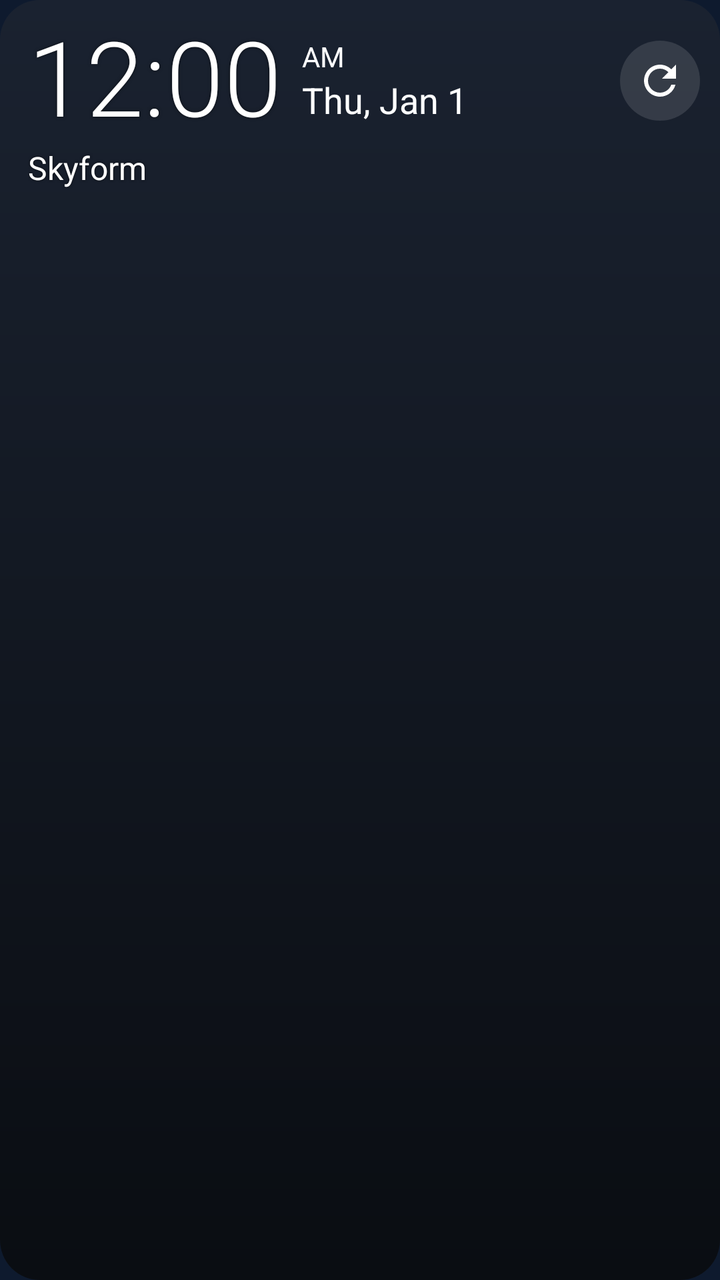
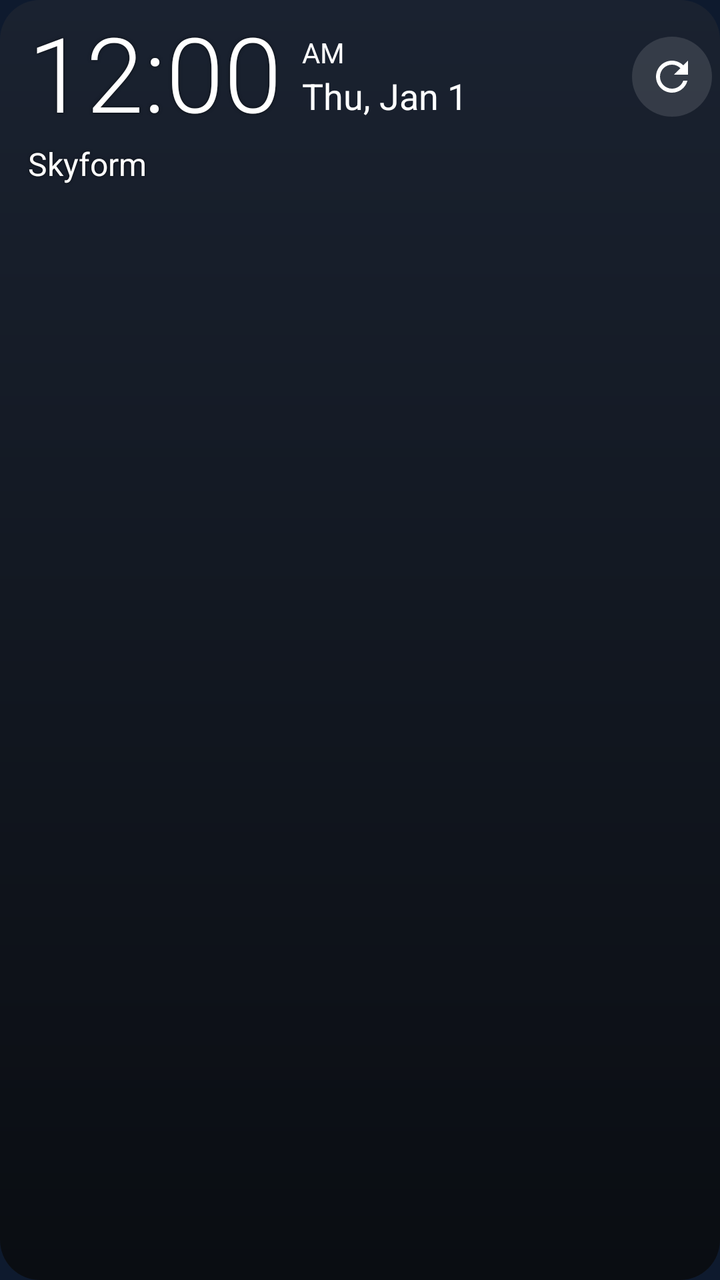

The first picture is an Android layout as it rendered before a commit; the second is the same layout after the commit. The layout source and the unified diff follow.
<!-- AndroidManifest.xml: application theme Theme.Skyform -->
<!-- res/layout/widget.xml -->
<?xml version="1.0" encoding="utf-8"?>
<FrameLayout xmlns:android="http://schemas.android.com/apk/res/android"
    android:id="@+id/root"
    android:layout_width="match_parent"
    android:layout_height="match_parent">

    <ImageView
        android:id="@+id/bg"
        android:layout_width="match_parent"
        android:layout_height="match_parent"
        android:importantForAccessibility="no"
        android:scaleType="fitXY"
        android:src="@drawable/widget_bg" />

    <LinearLayout
        android:layout_width="match_parent"
        android:layout_height="match_parent"
        android:orientation="vertical"
        android:paddingStart="14dp"
        android:paddingTop="10dp"
        android:paddingEnd="10dp"
        android:paddingBottom="8dp">

        <LinearLayout
            android:layout_width="match_parent"
            android:layout_height="wrap_content"
            android:gravity="center_vertical"
            android:orientation="horizontal">

            <LinearLayout
                android:id="@+id/clock_box"
                android:layout_width="0dp"
                android:layout_height="wrap_content"
                android:layout_weight="1"
                android:gravity="center_vertical"
                android:orientation="horizontal">

                <TextClock
                    android:id="@+id/clock"
                    android:layout_width="wrap_content"
                    android:layout_height="wrap_content"
                    android:fontFamily="sans-serif-light"
                    android:format12Hour="h:mm"
                    android:format24Hour="H:mm"
                    android:includeFontPadding="false"
                    android:shadowColor="#99000000"
                    android:shadowRadius="4"
                    android:textColor="#FFFFFFFF"
                    android:textSize="52sp" />

                <LinearLayout
                    android:layout_width="wrap_content"
                    android:layout_height="wrap_content"
                    android:layout_marginStart="10dp"
                    android:orientation="vertical">

                    <TextClock
                        android:id="@+id/ampm"
                        android:layout_width="wrap_content"
                        android:layout_height="wrap_content"
                        android:format12Hour="a"
                        android:format24Hour="a"
                        android:textColor="#FFFFFFFF"
                        android:textSize="14sp" />

                    <TextClock
                        android:id="@+id/date"
                        android:layout_width="wrap_content"
                        android:layout_height="wrap_content"
                        android:format12Hour="EEE, MMM d"
                        android:format24Hour="EEE, MMM d"
                        android:textColor="#FFFFFFFF"
                        android:textSize="18sp" />
                </LinearLayout>
            </LinearLayout>

            <ImageButton
                android:id="@+id/refresh"
                android:layout_width="40dp"
                android:layout_height="40dp"
                android:background="@drawable/widget_btn"
                android:contentDescription="@string/refresh"
                android:padding="8dp"
                android:scaleType="fitCenter"
                android:src="@drawable/ic_refresh" />
        </LinearLayout>

        <TextView
            android:id="@+id/place"
            android:layout_width="match_parent"
            android:layout_height="wrap_content"
            android:layout_marginTop="2dp"
            android:ellipsize="end"
            android:maxLines="1"
            android:shadowColor="#99000000"
            android:shadowRadius="3"
            android:text="@string/app_name"
            android:textColor="#FFFFFFFF"
            android:textSize="16sp" />

        <TextView
            android:id="@+id/legend"
            android:layout_width="match_parent"
            android:layout_height="wrap_content"
            android:maxLines="1"
            android:textColor="#D9FFFFFF"
            android:textSize="12sp" />

        <ImageView
            android:id="@+id/chart"
            android:layout_width="match_parent"
            android:layout_height="0dp"
            android:layout_weight="1"
            android:importantForAccessibility="no"
            android:scaleType="fitCenter" />
    </LinearLayout>
</FrameLayout>
<!-- resources referenced by this layout -->
<resources>
  <!-- drawable ic_refresh (drawable) -->
  <vector xmlns:android="http://schemas.android.com/apk/res/android" android:width="24dp" android:height="24dp" android:viewportWidth="24" android:viewportHeight="24"><path android:fillColor="#FFFFFFFF" android:pathData="M17.65,6.35C16.2,4.9 14.21,4 12,4c-4.42,0 -7.99,3.58 -7.99,8s3.57,8 7.99,8c3.73,0 6.84,-2.55 7.73,-6h-2.08c-0.82,2.33 -3.04,4 -5.65,4 -3.31,0 -6,-2.69 -6,-6s2.69,-6 6,-6c1.66,0 3.14,0.69 4.22,1.78L13,11h7V4l-2.35,2.35z"/></vector>
  <!-- drawable widget_bg (drawable) -->
  <?xml version="1.0" encoding="utf-8"?>
  <shape xmlns:android="http://schemas.android.com/apk/res/android" android:shape="rectangle">
      <corners android:radius="20dp" />
      <gradient android:angle="270" android:startColor="#FF1A2230" android:endColor="#FF0A0D12" />
  </shape>
  <!-- drawable widget_btn (drawable) -->
  <?xml version="1.0" encoding="utf-8"?>
  <selector xmlns:android="http://schemas.android.com/apk/res/android">
      <item android:state_pressed="true">
          <shape android:shape="oval"><solid android:color="#66FFFFFF" /><stroke android:width="1.5dp" android:color="#FFFFFFFF" /></shape>
      </item>
      <item>
          <shape android:shape="oval"><solid android:color="#1FFFFFFF" /></shape>
      </item>
  </selector>
  <string name="app_name">Skyform</string>
  <string name="refresh">Refresh weather</string>
  <style name="Theme.Skyform" parent="android:Theme.Material.NoActionBar">
          <item name="android:windowBackground">#FF0E1A2E</item>
          <item name="android:statusBarColor">@android:color/transparent</item>
          <item name="android:navigationBarColor">@android:color/transparent</item>
          <item name="android:windowLightStatusBar">false</item>
      </style>
</resources>

<!-- the commit's change to res/layout/widget.xml (unified diff, before → after) -->
@@ -16,16 +16,16 @@
         android:layout_width="match_parent"
         android:layout_height="match_parent"
         android:orientation="vertical"
-        android:paddingStart="14dp"
-        android:paddingTop="10dp"
-        android:paddingEnd="10dp"
-        android:paddingBottom="8dp">
+        android:paddingTop="8dp"
+        android:paddingBottom="4dp">
 
         <LinearLayout
             android:layout_width="match_parent"
             android:layout_height="wrap_content"
             android:gravity="center_vertical"
-            android:orientation="horizontal">
+            android:orientation="horizontal"
+            android:paddingStart="14dp"
+            android:paddingEnd="4dp">
 
             <LinearLayout
                 android:id="@+id/clock_box"
@@ -92,19 +92,40 @@
             android:layout_marginTop="2dp"
             android:ellipsize="end"
             android:maxLines="1"
+            android:paddingStart="14dp"
+            android:paddingEnd="14dp"
             android:shadowColor="#99000000"
             android:shadowRadius="3"
             android:text="@string/app_name"
             android:textColor="#FFFFFFFF"
             android:textSize="16sp" />
 
-        <TextView
-            android:id="@+id/legend"
+        <LinearLayout
             android:layout_width="match_parent"
             android:layout_height="wrap_content"
-            android:maxLines="1"
-            android:textColor="#D9FFFFFF"
-            android:textSize="12sp" />
+            android:gravity="center_vertical"
+            android:orientation="horizontal"
+            android:paddingStart="14dp"
+            android:paddingEnd="12dp">
+
+            <TextView
+                android:id="@+id/legend"
+                android:layout_width="0dp"
+                android:layout_height="wrap_content"
+                android:layout_weight="1"
+                android:ellipsize="end"
+                android:maxLines="1"
+                android:textColor="#D9FFFFFF"
+                android:textSize="12sp" />
+
+            <TextView
+                android:id="@+id/updated"
+                android:layout_width="wrap_content"
+                android:layout_height="wrap_content"
+                android:maxLines="1"
+                android:textColor="#A6FFFFFF"
+                android:textSize="11sp" />
+        </LinearLayout>
 
         <ImageView
             android:id="@+id/chart"
